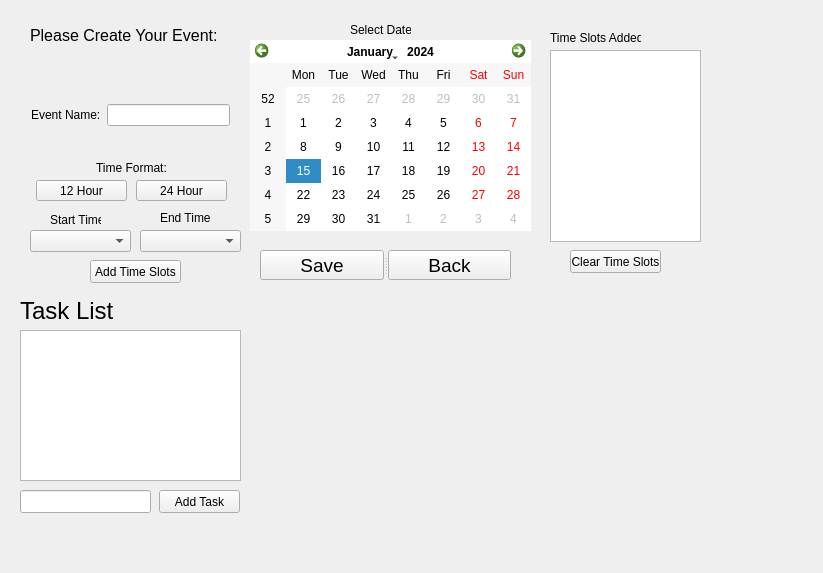
Old version of the form EventPlanner/eventadminmode.ui in the repository lanegramling/EventPlanner_Project.
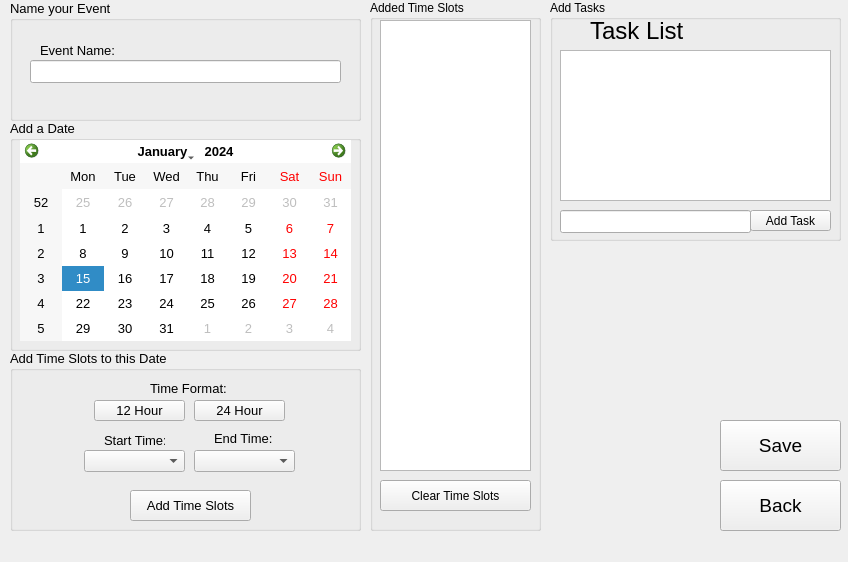
New version of the form.

Commit message: Reworked UI for Event Admin Mode. Functionality should be complete. Added comments into the startup phase to make it easier to understand.

```diff
--- a/EventPlanner/eventadminmode.ui
+++ b/EventPlanner/eventadminmode.ui
@@ -6,8 +6,8 @@
    <rect>
     <x>0</x>
     <y>0</y>
-    <width>823</width>
-    <height>573</height>
+    <width>848</width>
+    <height>562</height>
    </rect>
   </property>
   <property name="sizePolicy">
@@ -16,6 +16,11 @@
     <verstretch>0</verstretch>
    </sizepolicy>
   </property>
+  <property name="font">
+   <font>
+    <family>Segoe UI</family>
+   </font>
+  </property>
   <property name="windowTitle">
    <string>EventPlanner</string>
   </property>
@@ -25,98 +30,38 @@
      <underline>false</underline>
     </font>
    </property>
-   <widget class="QLabel" name="label_7">
+   <widget class="QGroupBox" name="gbDate">
     <property name="geometry">
      <rect>
-      <x>30</x>
-      <y>10</y>
-      <width>251</width>
-      <height>51</height>
+      <x>10</x>
+      <y>120</y>
+      <width>351</width>
+      <height>231</height>
      </rect>
     </property>
     <property name="font">
      <font>
-      <pointsize>12</pointsize>
+      <family>Segoe UI</family>
+      <pointsize>10</pointsize>
      </font>
     </property>
-    <property name="text">
-     <string>Please Create Your Event:</string>
+    <property name="toolTip">
+     <string>Click on a date to show the timeslots for that day.</string>
     </property>
-   </widget>
-   <widget class="QSplitter" name="splitter">
-    <property name="geometry">
-     <rect>
-      <x>260</x>
-      <y>250</y>
-      <width>251</width>
-      <height>30</height>
-     </rect>
+    <property name="title">
+     <string>Add a Date</string>
     </property>
-    <property name="orientation">
-     <enum>Qt::Horizontal</enum>
-    </property>
-    <widget class="QPushButton" name="saveButton">
-     <property name="font">
-      <font>
-       <pointsize>14</pointsize>
-      </font>
+    <widget class="QCalendarWidget" name="calendarWidget">
+     <property name="geometry">
+      <rect>
+       <x>10</x>
+       <y>20</y>
+       <width>331</width>
+       <height>201</height>
+      </rect>
      </property>
-     <property name="text">
-      <string>Save</string>
-     </property>
-    </widget>
-    <widget class="QPushButton" name="backButton">
-     <property name="font">
-      <font>
-       <pointsize>14</pointsize>
-      </font>
-     </property>
-     <property name="text">
-      <string>Back</string>
-     </property>
-    </widget>
-   </widget>
-   <widget class="QWidget" name="layoutWidget_10">
-    <property name="geometry">
-     <rect>
-      <x>20</x>
-      <y>70</y>
-      <width>221</width>
-      <height>91</height>
-     </rect>
-    </property>
-    <layout class="QVBoxLayout" name="verticalLayout_10">
-     <item>
-      <layout class="QVBoxLayout" name="verticalLayout_9">
-       <item>
-        <layout class="QHBoxLayout" name="horizontalLayout">
-         <item>
-          <widget class="QLabel" name="label">
-           <property name="text">
-            <string>Event Name:</string>
-           </property>
-          </widget>
-         </item>
-         <item>
-          <widget class="QLineEdit" name="eventNameTextBox"/>
-         </item>
-        </layout>
-       </item>
-      </layout>
-     </item>
-    </layout>
-   </widget>
-   <widget class="QCalendarWidget" name="calendarWidget">
-    <property name="geometry">
-     <rect>
-      <x>250</x>
-      <y>40</y>
-      <width>281</width>
-      <height>191</height>
-     </rect>
-    </property>
-    <property name="styleSheet">
-     <string notr="true">QToolButton#qt_calendar_monthbutton,#qt_calendar_yearbutton{
+     <property name="styleSheet">
+      <string notr="true">QToolButton#qt_calendar_monthbutton,#qt_calendar_yearbutton{
 color:
 rgb(0, 0, 0);
 }
@@ -125,220 +70,330 @@
 rgb(255,255,255);
 }
 </string>
-    </property>
+     </property>
+     <property name="gridVisible">
+      <bool>false</bool>
+     </property>
+    </widget>
    </widget>
-   <widget class="QComboBox" name="startTime">
+   <widget class="QGroupBox" name="gbCreateEevent">
     <property name="geometry">
      <rect>
-      <x>30</x>
-      <y>230</y>
-      <width>101</width>
-      <height>22</height>
+      <x>10</x>
+      <y>0</y>
+      <width>351</width>
+      <height>121</height>
      </rect>
     </property>
-   </widget>
-   <widget class="QComboBox" name="endTime">
-    <property name="geometry">
-     <rect>
-      <x>140</x>
-      <y>230</y>
-      <width>101</width>
-      <height>22</height>
-     </rect>
+    <property name="font">
+     <font>
+      <family>Segoe UI</family>
+      <pointsize>10</pointsize>
+     </font>
     </property>
-   </widget>
-   <widget class="QLabel" name="label_2">
-    <property name="geometry">
-     <rect>
-      <x>50</x>
-      <y>210</y>
-      <width>51</width>
-      <height>20</height>
-     </rect>
+    <property name="title">
+     <string>Name your Event</string>
     </property>
-    <property name="text">
-     <string>Start Time:</string>
-    </property>
+    <widget class="QLineEdit" name="eventNameTextBox">
+     <property name="geometry">
+      <rect>
+       <x>20</x>
+       <y>60</y>
+       <width>311</width>
+       <height>23</height>
+      </rect>
+     </property>
+    </widget>
+    <widget class="QLabel" name="label">
+     <property name="geometry">
+      <rect>
+       <x>30</x>
+       <y>40</y>
+       <width>81</width>
+       <height>20</height>
+      </rect>
+     </property>
+     <property name="text">
+      <string>Event Name:</string>
+     </property>
+    </widget>
    </widget>
-   <widget class="QLabel" name="label_3">
+   <widget class="QGroupBox" name="gbTimeFormat">
     <property name="geometry">
      <rect>
-      <x>160</x>
-      <y>210</y>
-      <width>51</width>
-      <height>16</height>
+      <x>10</x>
+      <y>350</y>
+      <width>351</width>
+      <height>181</height>
      </rect>
     </property>
-    <property name="text">
-     <string>End Time:</string>
+    <property name="font">
+     <font>
+      <family>Segoe UI</family>
+      <pointsize>10</pointsize>
+     </font>
     </property>
-   </widget>
-   <widget class="QPushButton" name="set24Hour">
-    <property name="geometry">
-     <rect>
-      <x>136</x>
-      <y>180</y>
-      <width>91</width>
-      <height>21</height>
-     </rect>
+    <property name="toolTip">
+     <string>&lt;html&gt;&lt;head/&gt;&lt;body&gt;&lt;p&gt;Select times to add to this date, then click 'Add Time Slots' to put them into the list of added times.&lt;/p&gt;&lt;/body&gt;&lt;/html&gt;</string>
     </property>
-    <property name="text">
-     <string>24 Hour</string>
+    <property name="title">
+     <string>Add Time Slots to this Date</string>
     </property>
+    <widget class="QPushButton" name="addTimeSlots">
+     <property name="geometry">
+      <rect>
+       <x>120</x>
+       <y>140</y>
+       <width>121</width>
+       <height>31</height>
+      </rect>
+     </property>
+     <property name="text">
+      <string>Add Time Slots</string>
+     </property>
+    </widget>
+    <widget class="QPushButton" name="set12Hour">
+     <property name="geometry">
+      <rect>
+       <x>84</x>
+       <y>50</y>
+       <width>91</width>
+       <height>21</height>
+      </rect>
+     </property>
+     <property name="text">
+      <string>12 Hour</string>
+     </property>
+    </widget>
+    <widget class="QPushButton" name="set24Hour">
+     <property name="geometry">
+      <rect>
+       <x>184</x>
+       <y>50</y>
+       <width>91</width>
+       <height>21</height>
+      </rect>
+     </property>
+     <property name="text">
+      <string>24 Hour</string>
+     </property>
+    </widget>
+    <widget class="QLabel" name="label_3">
+     <property name="geometry">
+      <rect>
+       <x>204</x>
+       <y>80</y>
+       <width>61</width>
+       <height>16</height>
+      </rect>
+     </property>
+     <property name="text">
+      <string>End Time:</string>
+     </property>
+    </widget>
+    <widget class="QComboBox" name="endTime">
+     <property name="geometry">
+      <rect>
+       <x>184</x>
+       <y>100</y>
+       <width>101</width>
+       <height>22</height>
+      </rect>
+     </property>
+    </widget>
+    <widget class="QLabel" name="label_4">
+     <property name="geometry">
+      <rect>
+       <x>140</x>
+       <y>30</y>
+       <width>81</width>
+       <height>16</height>
+      </rect>
+     </property>
+     <property name="text">
+      <string>Time Format:</string>
+     </property>
+    </widget>
+    <widget class="QLabel" name="label_2">
+     <property name="geometry">
+      <rect>
+       <x>94</x>
+       <y>80</y>
+       <width>61</width>
+       <height>20</height>
+      </rect>
+     </property>
+     <property name="text">
+      <string>Start Time:</string>
+     </property>
+    </widget>
+    <widget class="QComboBox" name="startTime">
+     <property name="geometry">
+      <rect>
+       <x>74</x>
+       <y>100</y>
+       <width>101</width>
+       <height>22</height>
+      </rect>
+     </property>
+    </widget>
    </widget>
-   <widget class="QPushButton" name="set12Hour">
+   <widget class="QGroupBox" name="gbTasks">
     <property name="geometry">
      <rect>
-      <x>36</x>
-      <y>180</y>
-      <width>91</width>
-      <height>21</height>
-     </rect>
-    </property>
-    <property name="text">
-     <string>12 Hour</string>
-    </property>
-   </widget>
-   <widget class="QLabel" name="label_4">
-    <property name="geometry">
-     <rect>
-      <x>96</x>
-      <y>160</y>
-      <width>71</width>
-      <height>16</height>
-     </rect>
-    </property>
-    <property name="text">
-     <string>Time Format:</string>
-    </property>
-   </widget>
-   <widget class="QListWidget" name="timeSlotsWidget">
-    <property name="geometry">
-     <rect>
       <x>550</x>
-      <y>50</y>
-      <width>151</width>
-      <height>192</height>
+      <y>0</y>
+      <width>291</width>
+      <height>241</height>
      </rect>
     </property>
-   </widget>
-   <widget class="QLabel" name="label_5">
-    <property name="geometry">
-     <rect>
-      <x>550</x>
-      <y>30</y>
-      <width>91</width>
-      <height>16</height>
-     </rect>
+    <property name="toolTip">
+     <string>Create a list of tasks for this event.</string>
     </property>
-    <property name="text">
-     <string>Time Slots Added:</string>
+    <property name="title">
+     <string>Add Tasks</string>
     </property>
+    <widget class="QLabel" name="label_8">
+     <property name="geometry">
+      <rect>
+       <x>40</x>
+       <y>20</y>
+       <width>111</width>
+       <height>21</height>
+      </rect>
+     </property>
+     <property name="font">
+      <font>
+       <pointsize>18</pointsize>
+      </font>
+     </property>
+     <property name="text">
+      <string>Task List</string>
+     </property>
+    </widget>
+    <widget class="QPushButton" name="taskButton">
+     <property name="geometry">
+      <rect>
+       <x>200</x>
+       <y>210</y>
+       <width>81</width>
+       <height>21</height>
+      </rect>
+     </property>
+     <property name="text">
+      <string>Add Task</string>
+     </property>
+    </widget>
+    <widget class="QListWidget" name="tasksWidget">
+     <property name="geometry">
+      <rect>
+       <x>10</x>
+       <y>50</y>
+       <width>271</width>
+       <height>151</height>
+      </rect>
+     </property>
+    </widget>
+    <widget class="QLineEdit" name="taskEdit">
+     <property name="geometry">
+      <rect>
+       <x>10</x>
+       <y>210</y>
+       <width>191</width>
+       <height>23</height>
+      </rect>
+     </property>
+    </widget>
    </widget>
-   <widget class="QPushButton" name="addTimeSlots">
+   <widget class="QGroupBox" name="gbAddedSlots">
     <property name="geometry">
      <rect>
-      <x>90</x>
-      <y>260</y>
-      <width>91</width>
-      <height>23</height>
+      <x>370</x>
+      <y>0</y>
+      <width>171</width>
+      <height>531</height>
      </rect>
     </property>
-    <property name="text">
-     <string>Add Time Slots</string>
+    <property name="toolTip">
+     <string>These time slots are the ones that have been added to the selected date!</string>
     </property>
-   </widget>
-   <widget class="QLabel" name="label_6">
-    <property name="geometry">
-     <rect>
-      <x>350</x>
-      <y>20</y>
-      <width>61</width>
-      <height>20</height>
-     </rect>
+    <property name="title">
+     <string>Added Time Slots</string>
     </property>
-    <property name="text">
-     <string>Select Date</string>
-    </property>
+    <widget class="QListWidget" name="timeSlotsWidget">
+     <property name="geometry">
+      <rect>
+       <x>10</x>
+       <y>20</y>
+       <width>151</width>
+       <height>451</height>
+      </rect>
+     </property>
+    </widget>
+    <widget class="QPushButton" name="clearTimeSlotsButton">
+     <property name="geometry">
+      <rect>
+       <x>10</x>
+       <y>480</y>
+       <width>151</width>
+       <height>31</height>
+      </rect>
+     </property>
+     <property name="styleSheet">
+      <string notr="true"/>
+     </property>
+     <property name="text">
+      <string>Clear Time Slots</string>
+     </property>
+     <property name="minimumDate" stdset="0">
+      <date>
+       <year>2017</year>
+       <month>1</month>
+       <day>1</day>
+      </date>
+     </property>
+     <property name="gridVisible" stdset="0">
+      <bool>true</bool>
+     </property>
+     <property name="navigationBarVisible" stdset="0">
+      <bool>true</bool>
+     </property>
+    </widget>
    </widget>
-   <widget class="QPushButton" name="clearTimeSlotsButton">
+   <widget class="QPushButton" name="backButton">
     <property name="geometry">
      <rect>
-      <x>570</x>
-      <y>250</y>
-      <width>91</width>
-      <height>23</height>
+      <x>720</x>
+      <y>480</y>
+      <width>121</width>
+      <height>51</height>
      </rect>
     </property>
-    <property name="styleSheet">
-     <string notr="true"/>
+    <property name="font">
+     <font>
+      <pointsize>14</pointsize>
+     </font>
     </property>
     <property name="text">
-     <string>Clear Time Slots</string>
+     <string>Back</string>
     </property>
-    <property name="minimumDate" stdset="0">
-     <date>
-      <year>2017</year>
-      <month>1</month>
-      <day>1</day>
-     </date>
-    </property>
-    <property name="gridVisible" stdset="0">
-     <bool>true</bool>
-    </property>
-    <property name="navigationBarVisible" stdset="0">
-     <bool>true</bool>
-    </property>
    </widget>
-   <widget class="QListWidget" name="tasksWidget">
+   <widget class="QPushButton" name="saveButton">
     <property name="geometry">
      <rect>
-      <x>20</x>
-      <y>330</y>
-      <width>221</width>
-      <height>151</height>
+      <x>720</x>
+      <y>420</y>
+      <width>121</width>
+      <height>51</height>
      </rect>
     </property>
-   </widget>
-   <widget class="QLineEdit" name="taskEdit">
-    <property name="geometry">
-     <rect>
-      <x>20</x>
-      <y>490</y>
-      <width>131</width>
-      <height>23</height>
-     </rect>
-    </property>
-   </widget>
-   <widget class="QPushButton" name="taskButton">
-    <property name="geometry">
-     <rect>
-      <x>159</x>
-      <y>490</y>
-      <width>81</width>
-      <height>23</height>
-     </rect>
-    </property>
-    <property name="text">
-     <string>Add Task</string>
-    </property>
-   </widget>
-   <widget class="QLabel" name="label_8">
-    <property name="geometry">
-     <rect>
-      <x>20</x>
-      <y>300</y>
-      <width>111</width>
-      <height>21</height>
-     </rect>
-    </property>
     <property name="font">
      <font>
-      <pointsize>18</pointsize>
+      <pointsize>14</pointsize>
      </font>
     </property>
     <property name="text">
-     <string>Task List</string>
+     <string>Save</string>
     </property>
    </widget>
   </widget>
```
Left out of the diff: 4 changed lines with no effect on the pictures. The commit also changes 2 other files.
